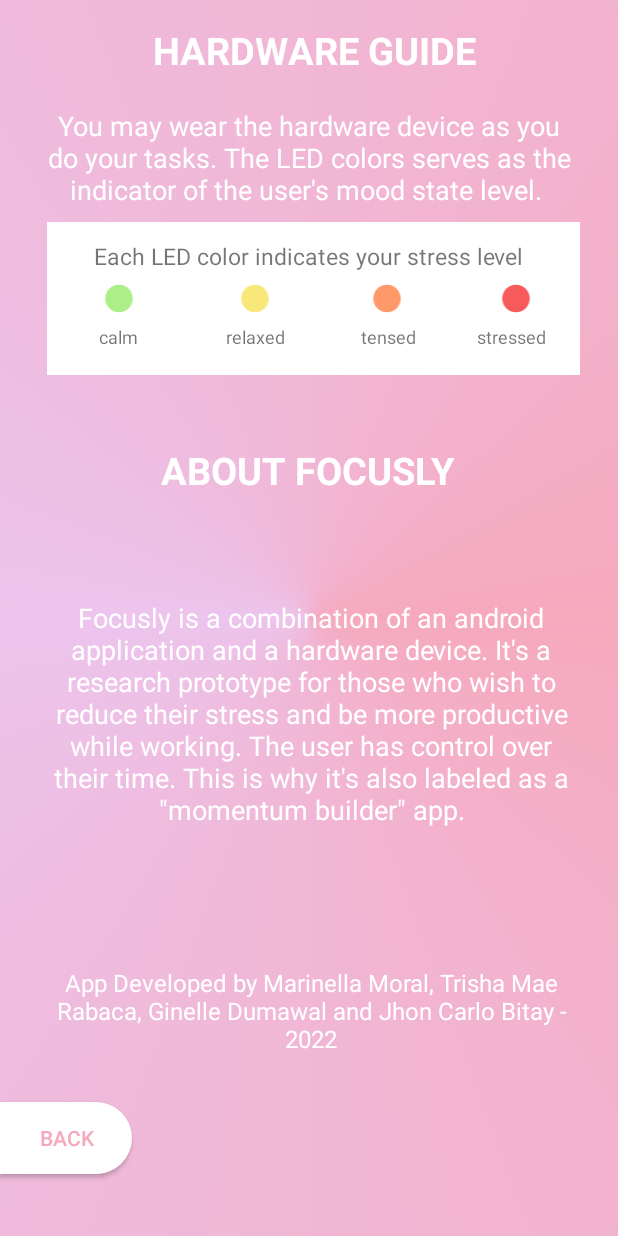
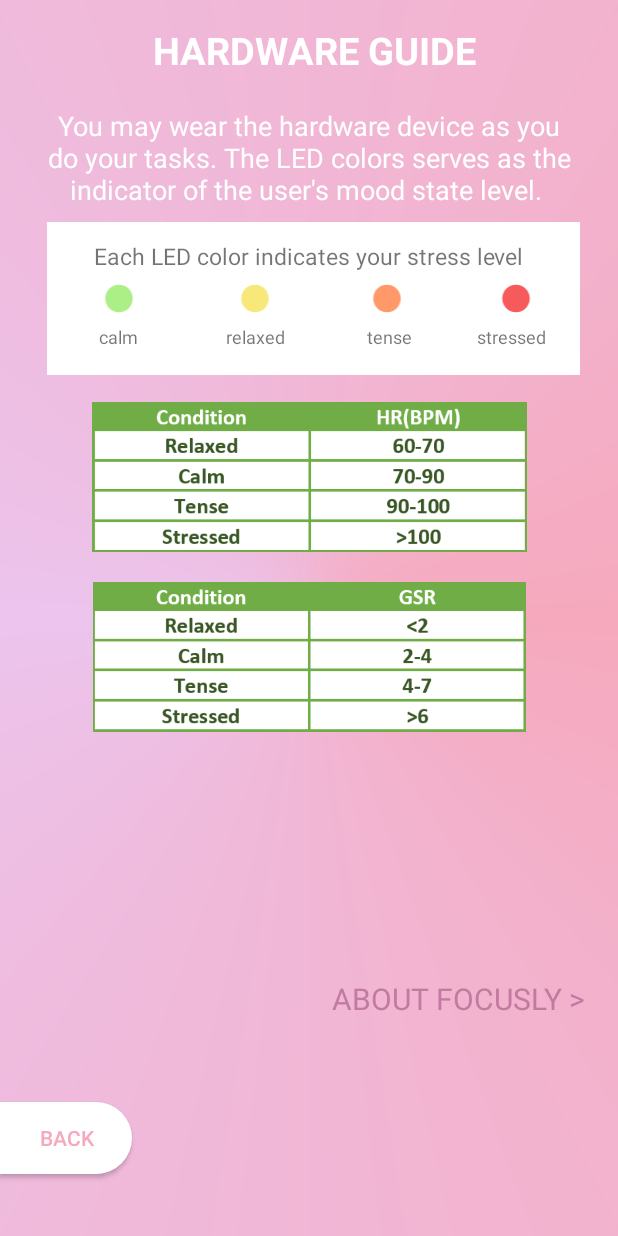
Before and after one commit to marinellaom/focusly-plan-b, an Android app: the InfoActivity screen opened directly, with no data from a screen before it, on a phone screen of 412 x 824 dp. Run offline under Robolectric (Android 15) with nearby library versions, the phone set to English and light mode, and no system bars.

Commit message:
Additional Hardware Info

```diff
--- a/app/src/main/java/com/example/focuslyplanb/InfoActivity.java
+++ b/app/src/main/java/com/example/focuslyplanb/InfoActivity.java
@@ -6,13 +6,30 @@ import android.content.Intent;
 import android.os.Bundle;
 import android.view.View;
 import android.widget.Button;
+import android.widget.TextView;
 
 public class InfoActivity extends AppCompatActivity {
+
+    TextView about;
 
     @Override
     protected void onCreate(Bundle savedInstanceState) {
         super.onCreate(savedInstanceState);
         setContentView(R.layout.activity_info);
+
+        about = findViewById(R.id.about_text);
+
+        about.setOnClickListener(new View.OnClickListener() {
+            @Override
+            public void onClick(View view) {
+                setContentView(R.layout.about_focusly);
+            }
+        });
+    }
+
+    public void goBackInfo(View info){
+        Intent i = new Intent(this, InfoActivity.class);
+        startActivity(i);
     }
 
     public void goBack(View back){
--- a/app/src/main/res/layout/activity_info.xml
+++ b/app/src/main/res/layout/activity_info.xml
@@ -6,34 +6,6 @@
     android:layout_height="match_parent"
     android:background="@drawable/bg_gradient_one"
     tools:context=".InfoActivity">
-
-    <TextView
-        android:id="@+id/title_info"
-        android:layout_width="wrap_content"
-        android:layout_height="wrap_content"
-        android:layout_marginTop="296dp"
-        android:text="ABOUT FOCUSLY"
-        android:textColor="@color/white"
-        android:textSize="25dp"
-        android:textStyle="bold"
-        app:layout_constraintEnd_toEndOf="parent"
-        app:layout_constraintHorizontal_bias="0.497"
-        app:layout_constraintStart_toStartOf="parent"
-        app:layout_constraintTop_toTopOf="parent" />
-
-    <TextView
-        android:id="@+id/title_info4"
-        android:layout_width="376dp"
-        android:layout_height="100dp"
-        android:layout_marginBottom="100dp"
-        android:gravity="center"
-        android:text="App Developed by Marinella Moral, Trisha Mae Rabaca, Ginelle Dumawal and Jhon Carlo Bitay - 2022"
-        android:textColor="@color/white"
-        android:textSize="16dp"
-        app:layout_constraintBottom_toBottomOf="parent"
-        app:layout_constraintEnd_toEndOf="parent"
-        app:layout_constraintHorizontal_bias="0.542"
-        app:layout_constraintStart_toStartOf="parent" />
 
     <TextView
         android:id="@+id/title_info3"
@@ -50,20 +22,20 @@
         app:layout_constraintTop_toTopOf="parent" />
 
 
+
     <TextView
-        android:id="@+id/desc_info"
-        android:layout_width="362dp"
-        android:layout_height="204dp"
-        android:gravity="center"
-        android:text="Focusly is a combination of an android application and a hardware device. It's a research prototype for those who wish to reduce their stress and be more productive while working. The user has control over their time. This is why it's also labeled as a &quot;momentum builder&quot; app."
-        android:textColor="@color/white"
-        android:textSize="18dp"
-        app:layout_constraintBottom_toBottomOf="parent"
+        android:id="@+id/about_text"
+        android:layout_width="wrap_content"
+        android:layout_height="wrap_content"
+        android:layout_marginTop="652dp"
+        android:text="ABOUT FOCUSLY > "
+        android:textColor="#c27ba0"
+        android:textSize="20dp"
+        android:textStyle="normal"
         app:layout_constraintEnd_toEndOf="parent"
-        app:layout_constraintHorizontal_bias="0.53"
+        app:layout_constraintHorizontal_bias="0.927"
         app:layout_constraintStart_toStartOf="parent"
-        app:layout_constraintTop_toTopOf="parent"
-        app:layout_constraintVertical_bias="0.603" />
+        app:layout_constraintTop_toTopOf="parent" />
 
     <TextView
         android:id="@+id/desc_info2"
@@ -106,7 +78,7 @@
         android:layout_width="wrap_content"
         android:layout_height="wrap_content"
         android:layout_marginTop="216dp"
-        android:text="tensed"
+        android:text="tense"
         android:textSize="12dp"
         app:layout_constraintEnd_toEndOf="parent"
         app:layout_constraintHorizontal_bias="0.641"
@@ -208,5 +180,25 @@
         app:layout_constraintTop_toTopOf="parent"
         app:layout_constraintVertical_bias="0.947" />
 
+    <ImageView
+        android:id="@+id/imageView"
+        android:layout_width="311dp"
+        android:layout_height="100dp"
+        android:layout_marginTop="268dp"
+        app:layout_constraintEnd_toEndOf="parent"
+        app:layout_constraintStart_toStartOf="parent"
+        app:layout_constraintTop_toTopOf="parent"
+        app:srcCompat="@drawable/bpm" />
+
+    <ImageView
+        android:id="@+id/imageView2"
+        android:layout_width="311dp"
+        android:layout_height="100dp"
+        android:layout_marginTop="388dp"
+        app:layout_constraintEnd_toEndOf="parent"
+        app:layout_constraintStart_toStartOf="parent"
+        app:layout_constraintTop_toTopOf="parent"
+        app:srcCompat="@drawable/gsr" />
+
 
 </androidx.constraintlayout.widget.ConstraintLayout>
--- a/app/src/main/res/layout/activity_music.xml
+++ b/app/src/main/res/layout/activity_music.xml
@@ -154,7 +154,7 @@
         android:layout_width="wrap_content"
         android:layout_height="wrap_content"
         android:layout_marginTop="16dp"
-        android:text="tensed"
+        android:text="tense"
         android:textSize="13dp"
         app:layout_constraintEnd_toEndOf="parent"
         app:layout_constraintHorizontal_bias="0.62"
--- a/app/src/main/res/layout/activity_on_task.xml
+++ b/app/src/main/res/layout/activity_on_task.xml
@@ -197,7 +197,7 @@
         android:layout_width="wrap_content"
         android:layout_height="wrap_content"
         android:layout_marginTop="12dp"
-        android:text="tensed"
+        android:text="tense"
         android:textSize="13dp"
         app:layout_constraintEnd_toEndOf="parent"
         app:layout_constraintHorizontal_bias="0.62"
--- a/app/src/main/res/layout/activity_stretching.xml
+++ b/app/src/main/res/layout/activity_stretching.xml
@@ -141,7 +141,7 @@
         android:layout_width="wrap_content"
         android:layout_height="wrap_content"
         android:layout_marginTop="84dp"
-        android:text="tensed"
+        android:text="tense"
         android:textSize="12dp"
         app:layout_constraintEnd_toEndOf="parent"
         app:layout_constraintHorizontal_bias="0.612"
```
Also changed, not shown: app/src/main/res/layout/about_focusly.xml (added, +68 -0 lines), app/src/main/res/layout/activity_eat.xml (+1 -23 lines), app/src/main/res/layout/activity_walk.xml (+1 -28 lines), app/src/main/res/drawable/bpm.png (added), app/src/main/res/drawable/gsr.png (added).
